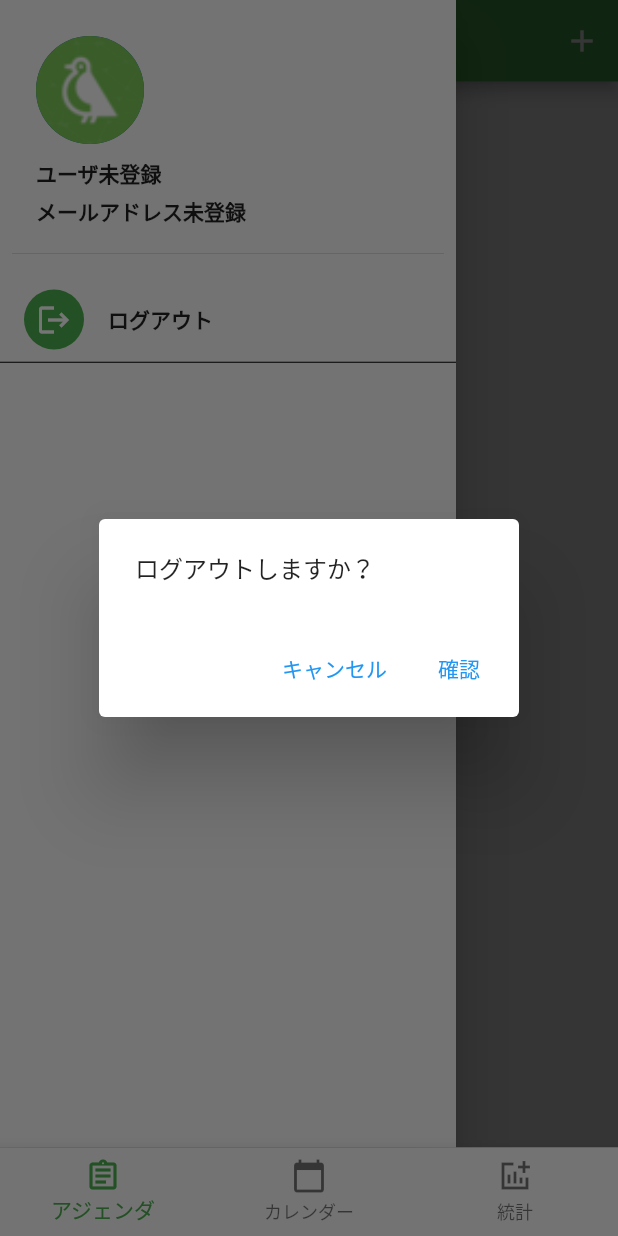
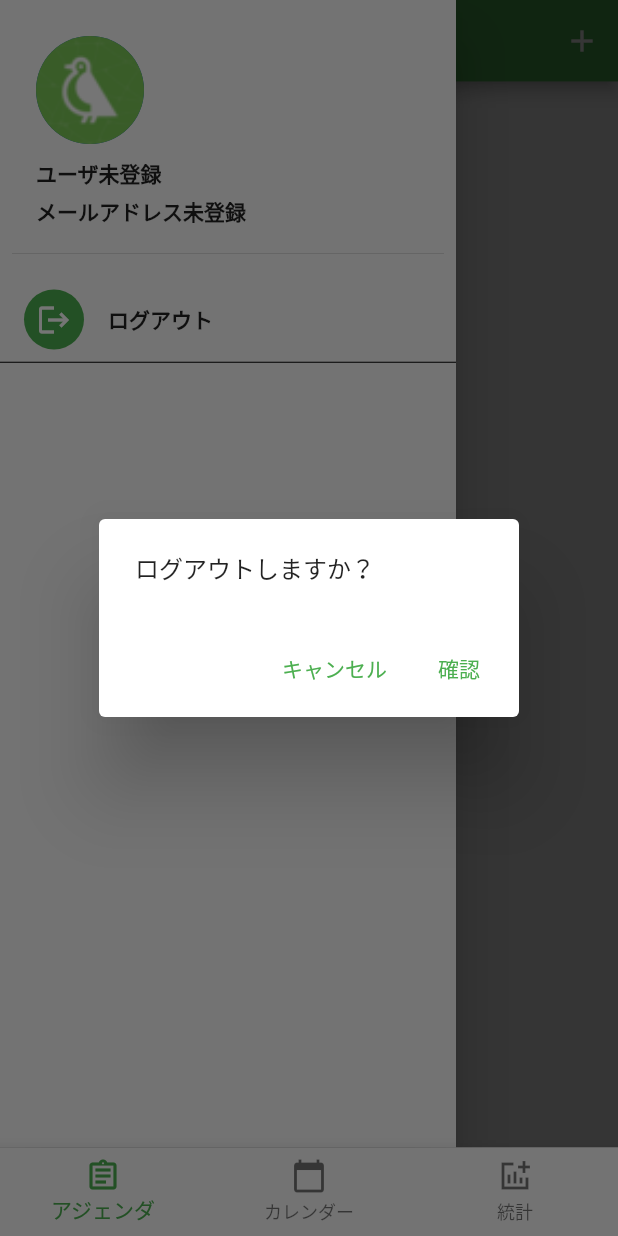
Before and after one commit to 198ai/doto_app, a Flutter app: the screen it shows after launch, in the side drawer, after a tap on "ログアウト", on a phone screen of 412 x 824 dp. Run offline on Flutter 3.47's test engine with Material 2 defaults, Android fonts, the phone set to English and light mode, and no system bars; our stand-ins replace charts_flutter, date_format, dio, flutter_local_notifications, flutter_screenutil, shared_preferences and 5 more; missing offline and left inert: flutter_ringtone_player, shake_animation_widget; accounts and stored records are empty.

Commit message:
色変更

```diff
--- a/lib/widget/drawer.dart
+++ b/lib/widget/drawer.dart
@@ -202,7 +202,9 @@ class _drawerEX extends State<drawerEX> {
                                 onPressed: () {
                                   Navigator.pop(context);
                                 },
-                                child: const Text('キャンセル'),
+                                child: const Text('キャンセル',
+                                style: TextStyle(
+                                        color: Colors.green,)),
                               ),
                               TextButton(
                                 onPressed: () async {
@@ -214,7 +216,9 @@ class _drawerEX extends State<drawerEX> {
                                   prefs.remove("userdata");
                                   Navigator.pop(context);
                                 },
-                                child: const Text('確認'),
+                                child: const Text('確認' ,
+                                style: TextStyle(
+                                        color: Colors.green,)),
                               ),
                             ],
                           );
```
